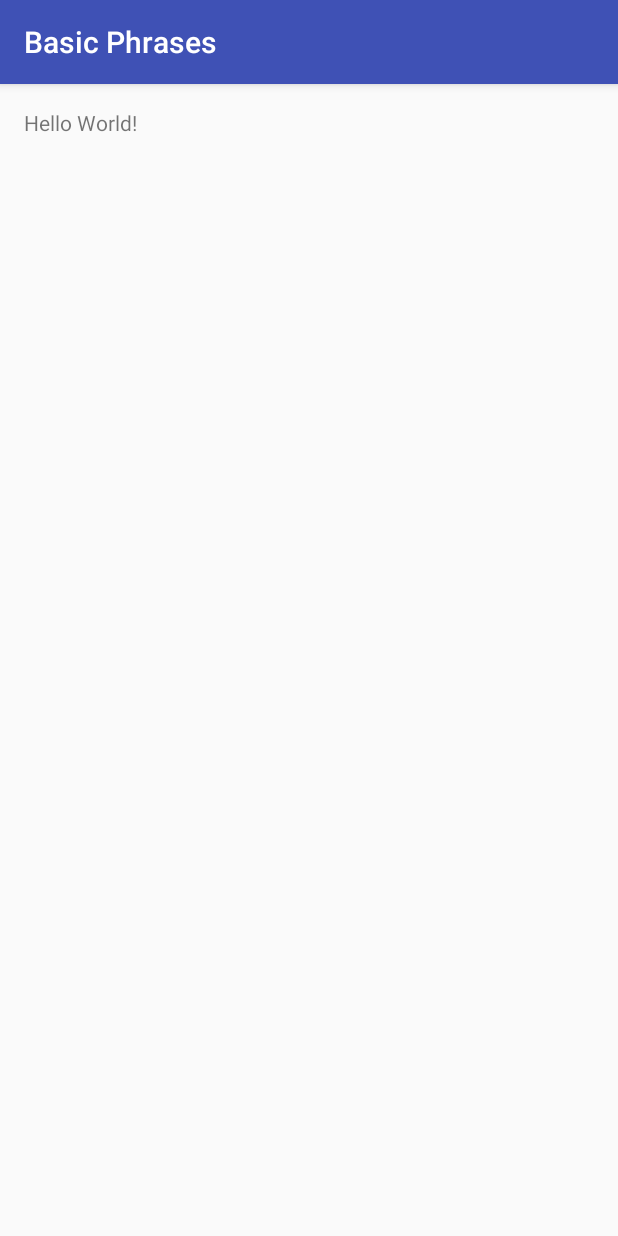
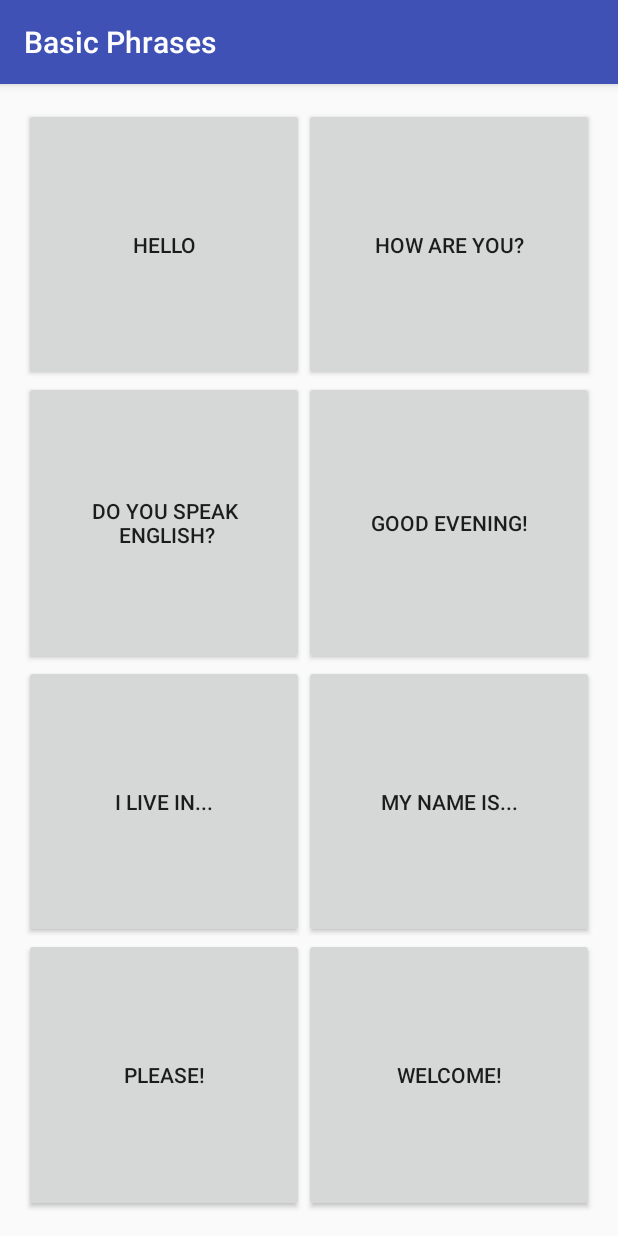
Before and after one commit to aziflaj/AndroidCourse, an Android app: the MainActivity screen opened directly, with no data from a screen before it, on a phone screen of 412 x 824 dp. Run offline under Robolectric (Android 15) with nearby library versions, the phone set to English and light mode, and no system bars.

Commit message:
BasicPhrases Layout

```diff
--- a/BasicPhrases/app/src/main/res/layout/activity_main.xml
+++ b/BasicPhrases/app/src/main/res/layout/activity_main.xml
@@ -1,17 +1,83 @@
 <?xml version="1.0" encoding="utf-8"?>
-<RelativeLayout
-    xmlns:android="http://schemas.android.com/apk/res/android"
+<RelativeLayout xmlns:android="http://schemas.android.com/apk/res/android"
     xmlns:tools="http://schemas.android.com/tools"
     android:layout_width="match_parent"
     android:layout_height="match_parent"
+    android:paddingBottom="@dimen/activity_vertical_margin"
     android:paddingLeft="@dimen/activity_horizontal_margin"
     android:paddingRight="@dimen/activity_horizontal_margin"
     android:paddingTop="@dimen/activity_vertical_margin"
-    android:paddingBottom="@dimen/activity_vertical_margin"
     tools:context="com.aziflaj.basicphrases.MainActivity">
 
-    <TextView
-        android:text="Hello World!"
-        android:layout_width="wrap_content"
-        android:layout_height="wrap_content" />
+    <GridLayout
+        android:layout_width="match_parent"
+        android:layout_height="match_parent"
+        android:layout_alignParentBottom="true"
+        android:layout_alignParentEnd="true">
+
+        <Button
+            android:id="@+id/hello"
+            android:layout_column="0"
+            android:layout_columnWeight="1"
+            android:layout_row="0"
+            android:layout_rowWeight="1"
+            android:text="Hello" />
+
+        <Button
+            android:id="@+id/how_are_you"
+            android:layout_column="1"
+            android:layout_columnWeight="1"
+            android:layout_row="0"
+            android:layout_rowWeight="1"
+            android:text="How are you?" />
+
+        <Button
+            android:id="@+id/speak_english"
+            android:layout_column="0"
+            android:layout_columnWeight="1"
+            android:layout_row="1"
+            android:layout_rowWeight="1"
+            android:text="Do You Speak\n English?" />
+
+        <Button
+            android:id="@+id/evening"
+            android:layout_column="1"
+            android:layout_columnWeight="1"
+            android:layout_row="1"
+            android:layout_rowWeight="1"
+            android:text="Good Evening!" />
+
+        <Button
+            android:id="@+id/live"
+            android:layout_column="0"
+            android:layout_columnWeight="1"
+            android:layout_row="2"
+            android:layout_rowWeight="1"
+            android:text="I live in..." />
+
+        <Button
+            android:id="@+id/name"
+            android:layout_column="1"
+            android:layout_columnWeight="1"
+            android:layout_row="2"
+            android:layout_rowWeight="1"
+            android:text="My Name Is..." />
+
+        <Button
+            android:id="@+id/please"
+            android:layout_column="0"
+            android:layout_columnWeight="1"
+            android:layout_row="3"
+            android:layout_rowWeight="1"
+            android:text="Please!" />
+
+        <Button
+            android:id="@+id/welcome"
+            android:layout_column="1"
+            android:layout_columnWeight="1"
+            android:layout_row="3"
+            android:layout_rowWeight="1"
+            android:text="Welcome!" />
+
+    </GridLayout>
 </RelativeLayout>
```
